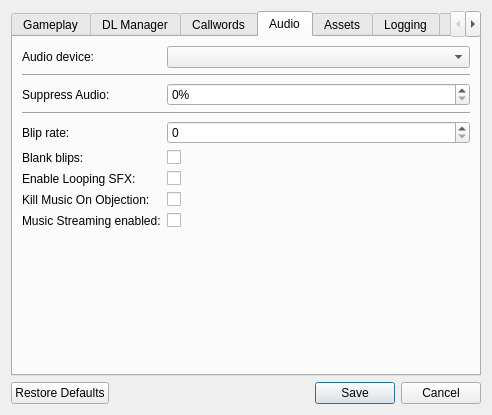
The window that resource/ui/options_dialog.ui (AttorneyOnline/AO2-Client) describes before a commit, drawn with Qt 5.
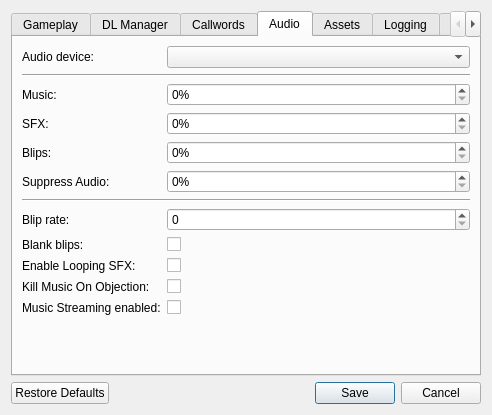
The same window after the commit. The open tabs and pages were chosen to show the change.

Commit message:
RESTORED AUDIO LABELS
How did this happen???

What changed in the file:
```diff
--- a/resource/ui/options_dialog.ui
+++ b/resource/ui/options_dialog.ui
@@ -963,17 +963,67 @@
        <item row="0" column="1">
         <widget class="QComboBox" name="audio_device_combobox"/>
        </item>
-       <item row="1" column="0" colspan="2">
-        <widget class="QFrame" name="audio_volume_divider">
-         <property name="frameShape">
-          <enum>QFrame::HLine</enum>
-         </property>
-         <property name="frameShadow">
-          <enum>QFrame::Sunken</enum>
-         </property>
-        </widget>
-       </item>
        <item row="2" column="0">
+        <widget class="QLabel" name="music_volume_lbl">
+         <property name="toolTip">
+          <string>Sets the music's default volume.</string>
+         </property>
+         <property name="text">
+          <string>Music:</string>
+         </property>
+        </widget>
+       </item>
+       <item row="2" column="1">
+        <widget class="QSpinBox" name="music_volume_spinbox">
+         <property name="suffix">
+          <string>%</string>
+         </property>
+         <property name="maximum">
+          <number>100</number>
+         </property>
+        </widget>
+       </item>
+       <item row="3" column="0">
+        <widget class="QLabel" name="sfx_volume_lbl">
+         <property name="toolTip">
+          <string>Sets the SFX's default volume. Interjections and actual sound effects count as 'SFX'.</string>
+         </property>
+         <property name="text">
+          <string>SFX:</string>
+         </property>
+        </widget>
+       </item>
+       <item row="3" column="1">
+        <widget class="QSpinBox" name="sfx_volume_spinbox">
+         <property name="suffix">
+          <string>%</string>
+         </property>
+         <property name="maximum">
+          <number>100</number>
+         </property>
+        </widget>
+       </item>
+       <item row="4" column="0">
+        <widget class="QLabel" name="blips_volume_lbl">
+         <property name="toolTip">
+          <string>Sets the volume of the blips, the talking sound effects.</string>
+         </property>
+         <property name="text">
+          <string>Blips:</string>
+         </property>
+        </widget>
+       </item>
+       <item row="4" column="1">
+        <widget class="QSpinBox" name="blips_volume_spinbox">
+         <property name="suffix">
+          <string>%</string>
+         </property>
+         <property name="maximum">
+          <number>100</number>
+         </property>
+        </widget>
+       </item>
+       <item row="5" column="0">
         <widget class="QLabel" name="suppress_audio_lbl">
          <property name="toolTip">
           <string>How much of the volume to suppress when client is not in focus.</string>
@@ -983,7 +1033,7 @@
          </property>
         </widget>
        </item>
-       <item row="2" column="1">
+       <item row="5" column="1">
         <widget class="QSpinBox" name="suppress_audio_spinbox">
          <property name="suffix">
           <string>%</string>
@@ -993,17 +1043,7 @@
          </property>
         </widget>
        </item>
-       <item row="3" column="0" colspan="2">
-        <widget class="QFrame" name="volume_blip_divider">
-         <property name="frameShape">
-          <enum>QFrame::HLine</enum>
-         </property>
-         <property name="frameShadow">
-          <enum>QFrame::Sunken</enum>
-         </property>
-        </widget>
-       </item>
-       <item row="4" column="0">
+       <item row="7" column="0">
         <widget class="QLabel" name="bliprate_lbl">
          <property name="toolTip">
           <string>Sets the delay between playing the blip sounds.</string>
@@ -1013,14 +1053,14 @@
          </property>
         </widget>
        </item>
-       <item row="4" column="1">
+       <item row="7" column="1">
         <widget class="QSpinBox" name="bliprate_spinbox">
          <property name="toolTip">
           <string>Play a blip sound \&quot;once per every X symbols\&quot;, where X is the blip rate. 0 plays a blip sound only once.</string>
          </property>
         </widget>
        </item>
-       <item row="5" column="0">
+       <item row="8" column="0">
         <widget class="QLabel" name="blank_blips_lbl">
          <property name="toolTip">
           <string>If true, the game will play a blip sound even when a space is 'being said'.</string>
@@ -1030,14 +1070,14 @@
          </property>
         </widget>
        </item>
-       <item row="5" column="1">
+       <item row="8" column="1">
         <widget class="QCheckBox" name="blank_blips_cb">
          <property name="text">
           <string/>
          </property>
         </widget>
        </item>
-       <item row="6" column="0">
+       <item row="9" column="0">
         <widget class="QLabel" name="loopsfx_lbl">
          <property name="toolTip">
           <string>If true, the game will allow looping sound effects to play on preanimations.</string>
@@ -1047,14 +1087,14 @@
          </property>
         </widget>
        </item>
-       <item row="6" column="1">
+       <item row="9" column="1">
         <widget class="QCheckBox" name="loopsfx_cb">
          <property name="text">
           <string/>
          </property>
         </widget>
        </item>
-       <item row="7" column="0">
+       <item row="10" column="0">
         <widget class="QLabel" name="objectmusic_lbl">
          <property name="toolTip">
           <string>If true, AO2 will ask the server to stop music when you use 'Objection!'</string>
@@ -1064,14 +1104,14 @@
          </property>
         </widget>
        </item>
-       <item row="7" column="1">
+       <item row="10" column="1">
         <widget class="QCheckBox" name="objectmusic_cb">
          <property name="text">
           <string/>
          </property>
         </widget>
        </item>
-       <item row="8" column="0">
+       <item row="11" column="0">
         <widget class="QLabel" name="disablestreams_lbl">
          <property name="toolTip">
           <string>If true, AO2 will not play any streamed audio and show that streaming is disabled.</string>
@@ -1081,13 +1121,33 @@
          </property>
         </widget>
        </item>
-       <item row="8" column="1">
+       <item row="11" column="1">
         <widget class="QCheckBox" name="disablestreams_cb">
          <property name="text">
           <string/>
          </property>
         </widget>
        </item>
+       <item row="1" column="0" colspan="2">
+        <widget class="QFrame" name="audio_volume_divider">
+         <property name="frameShape">
+          <enum>QFrame::HLine</enum>
+         </property>
+         <property name="frameShadow">
+          <enum>QFrame::Sunken</enum>
+         </property>
+        </widget>
+       </item>
+       <item row="6" column="0" colspan="2">
+        <widget class="QFrame" name="volume_blip_divider">
+         <property name="frameShape">
+          <enum>QFrame::HLine</enum>
+         </property>
+         <property name="frameShadow">
+          <enum>QFrame::Sunken</enum>
+         </property>
+        </widget>
+       </item>
       </layout>
      </widget>
      <widget class="QWidget" name="assets_tab">
```
